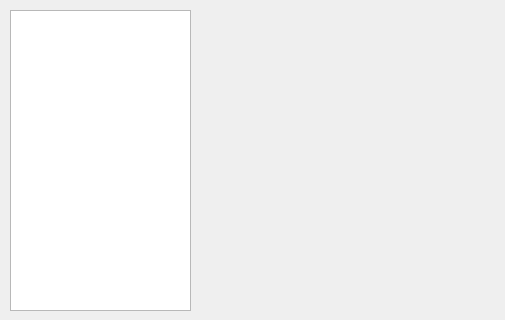
Old version of the form imagejockey/svd/svdanalysisdialog.ui in the repository PauloCarvalhoRJ/gammaray.
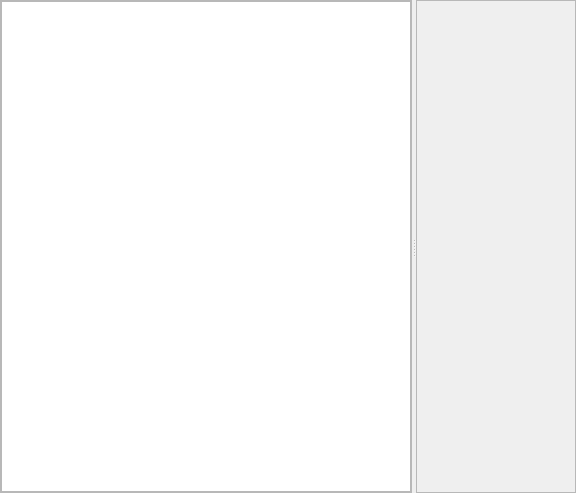
New version of the form. Custom widgets are drawn as their Qt base class.

Commit message: SVD: Hability to select factors in the tree of factors.

```diff
--- a/imagejockey/svd/svdanalysisdialog.ui
+++ b/imagejockey/svd/svdanalysisdialog.ui
@@ -6,23 +6,49 @@
    <rect>
     <x>0</x>
     <y>0</y>
-    <width>505</width>
-    <height>320</height>
+    <width>576</width>
+    <height>493</height>
    </rect>
   </property>
   <property name="windowTitle">
    <string>Dialog</string>
   </property>
-  <widget class="SVDFactorTreeView" name="svdFactorTreeView">
-   <property name="geometry">
-    <rect>
-     <x>10</x>
-     <y>10</y>
-     <width>181</width>
-     <height>301</height>
-    </rect>
+  <layout class="QHBoxLayout" name="horizontalLayout">
+   <property name="margin">
+    <number>0</number>
    </property>
-  </widget>
+   <item>
+    <widget class="QSplitter" name="splitterMain">
+     <property name="orientation">
+      <enum>Qt::Horizontal</enum>
+     </property>
+     <widget class="QFrame" name="frmMainLeft">
+      <property name="frameShape">
+       <enum>QFrame::StyledPanel</enum>
+      </property>
+      <property name="frameShadow">
+       <enum>QFrame::Raised</enum>
+      </property>
+      <layout class="QVBoxLayout" name="verticalLayout">
+       <property name="margin">
+        <number>0</number>
+       </property>
+       <item>
+        <widget class="SVDFactorTreeView" name="svdFactorTreeView"/>
+       </item>
+      </layout>
+     </widget>
+     <widget class="QFrame" name="frmMainRight">
+      <property name="frameShape">
+       <enum>QFrame::StyledPanel</enum>
+      </property>
+      <property name="frameShadow">
+       <enum>QFrame::Raised</enum>
+      </property>
+     </widget>
+    </widget>
+   </item>
+  </layout>
  </widget>
  <customwidgets>
   <customwidget>
```
The commit also changes 6 other files.
